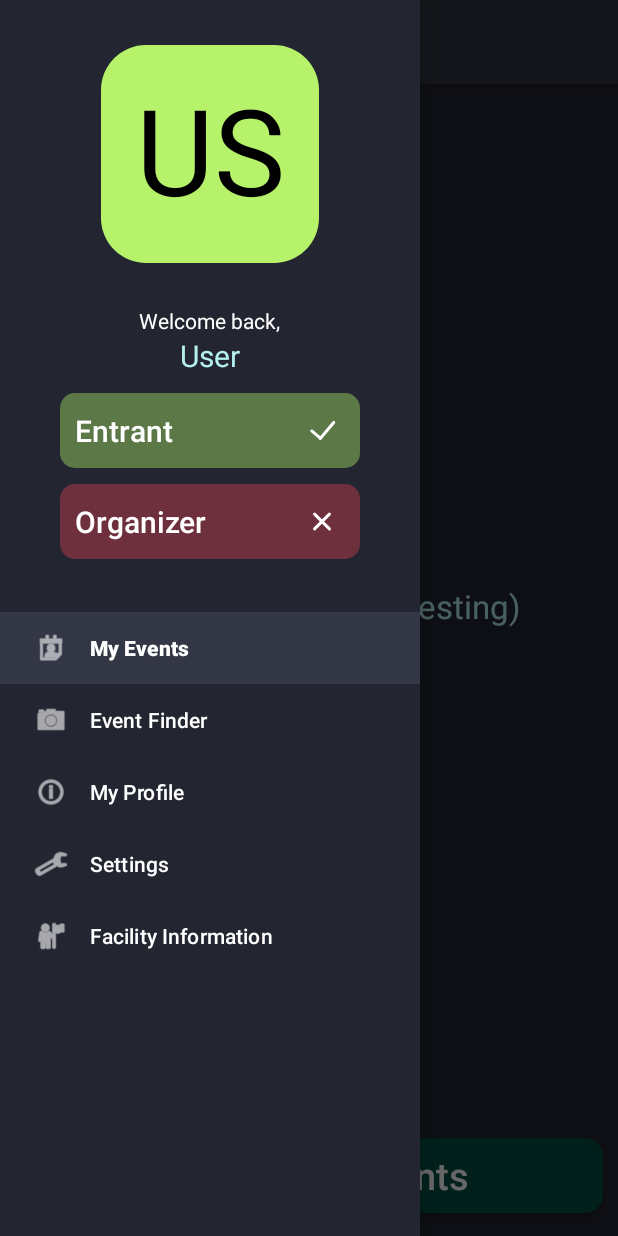
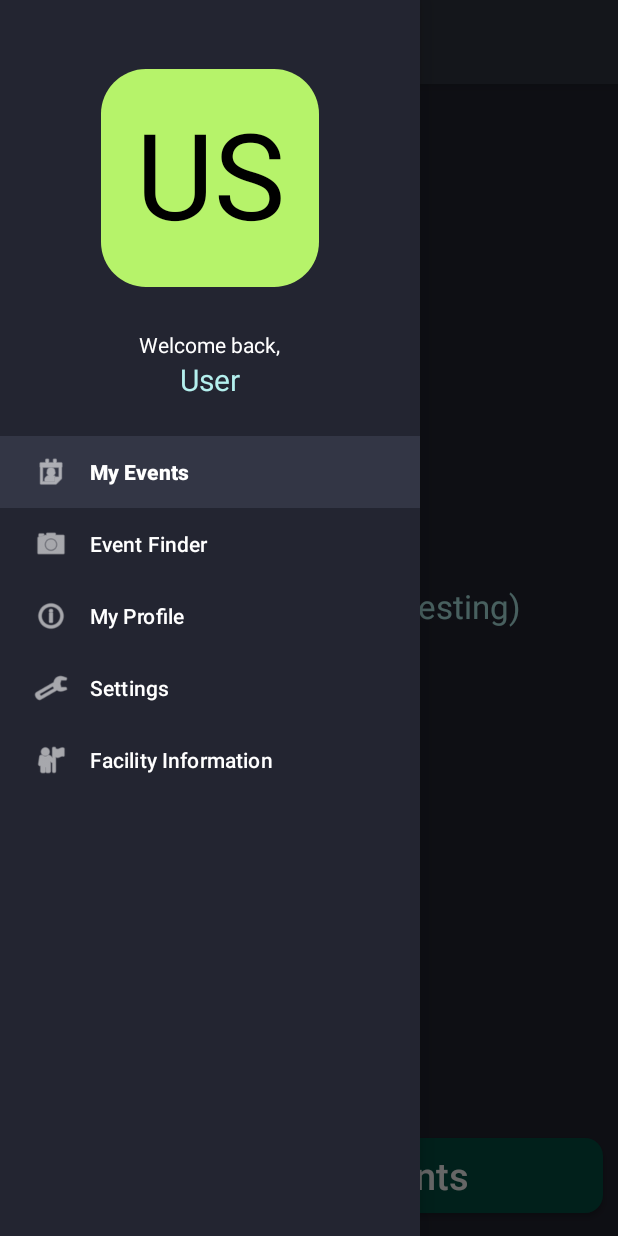
Before and after one commit to sevrynUA/Event-Lottery-App, an Android app: the MainActivity screen opened directly, with no data from a screen before it, with the side drawer open, on a phone screen of 412 x 824 dp. Run offline under Robolectric (Android 15) with nearby library versions, the phone set to English and light mode, and no system bars; our stand-ins replace Firebase (no records; nobody signed in at launch, a user with empty details on screens opened directly), navigation-ui.

Commit message:
fixed side menu UI

```diff
--- a/CelerySticks/app/src/main/res/layout/nav_header_main.xml
+++ b/CelerySticks/app/src/main/res/layout/nav_header_main.xml
@@ -3,9 +3,8 @@
     xmlns:app="http://schemas.android.com/apk/res-auto"
     xmlns:tools="http://schemas.android.com/tools"
     android:layout_width="match_parent"
-    android:layout_height="@dimen/nav_header_height"
+    android:layout_height="wrap_content"
     android:background="@color/primary"
-    android:gravity="bottom"
     android:orientation="vertical"
     android:paddingLeft="@dimen/activity_horizontal_margin"
     android:paddingTop="@dimen/activity_vertical_margin"
@@ -21,6 +20,7 @@
 
 
         <RelativeLayout
+            android:id="@+id/relativeLayout4"
             android:layout_width="145dp"
             android:layout_height="145dp"
             android:layout_alignTop="@+id/sidebar_icon_initials"
@@ -51,6 +51,24 @@
             app:layout_constraintEnd_toEndOf="parent"
             app:layout_constraintStart_toStartOf="parent"
             app:layout_constraintTop_toTopOf="parent" />
+
+        <com.google.android.material.card.MaterialCardView
+            android:id="@+id/image_rounder_nav_profile"
+            android:layout_width="145dp"
+            android:layout_height="145dp"
+            android:visibility="gone"
+            app:cardCornerRadius="20dp"
+            app:layout_constraintBottom_toBottomOf="@+id/relativeLayout4"
+            app:layout_constraintEnd_toEndOf="@+id/relativeLayout4"
+            app:layout_constraintStart_toStartOf="@+id/relativeLayout4"
+            app:layout_constraintTop_toTopOf="@+id/relativeLayout4">
+
+            <ImageView
+                android:id="@+id/nav_profile_image"
+                android:layout_width="match_parent"
+                android:layout_height="match_parent"
+                android:scaleType="centerCrop" />
+        </com.google.android.material.card.MaterialCardView>
 
     </androidx.constraintlayout.widget.ConstraintLayout>
 
@@ -106,94 +124,4 @@
     </LinearLayout>
 
 
-    <androidx.constraintlayout.widget.ConstraintLayout
-        android:layout_width="fill_parent"
-        android:layout_height="133dp"
-        android:layout_gravity="center">
-
-        <RelativeLayout
-            android:id="@+id/entrant_button_nav_header_background"
-            android:layout_width="200dp"
-            android:layout_height="50dp"
-            android:background="@drawable/login_user_type_button_selected"
-            app:layout_constraintBottom_toBottomOf="@+id/entrant_button_nav_header"
-            app:layout_constraintEnd_toEndOf="@+id/entrant_button_nav_header"
-            app:layout_constraintStart_toStartOf="@+id/entrant_button_nav_header"
-            app:layout_constraintTop_toTopOf="@+id/entrant_button_nav_header">
-        </RelativeLayout>
-
-
-        <RelativeLayout
-            android:id="@+id/entrant_button_nav_header_icon"
-            android:layout_width="50dp"
-            android:layout_height="50dp"
-            android:background="@drawable/checkmark"
-            app:layout_constraintBottom_toBottomOf="@+id/entrant_button_nav_header"
-            app:layout_constraintEnd_toEndOf="@+id/entrant_button_nav_header"
-            app:layout_constraintTop_toTopOf="@+id/entrant_button_nav_header">
-        </RelativeLayout>
-
-
-        <android.widget.Button
-            android:id="@+id/entrant_button_nav_header"
-            android:layout_width="200dp"
-            android:layout_height="50dp"
-            android:background="@android:color/transparent"
-            android:text="Entrant"
-            android:paddingLeft = "10dp"
-            android:textAlignment="textStart"
-            android:textAllCaps="false"
-            android:textSize="20dp"
-            app:layout_constraintBottom_toTopOf="@+id/organizer_button_nav_header"
-            app:layout_constraintEnd_toEndOf="parent"
-            app:layout_constraintStart_toStartOf="parent"
-            app:layout_constraintTop_toTopOf="parent">
-
-        </android.widget.Button>
-
-
-        <RelativeLayout
-            android:id="@+id/organizer_button_nav_header_background"
-            android:layout_width="200dp"
-            android:layout_height="50dp"
-            android:background="@drawable/login_user_type_button_unselected"
-            app:layout_constraintBottom_toBottomOf="@+id/organizer_button_nav_header"
-            app:layout_constraintEnd_toEndOf="@+id/organizer_button_nav_header"
-            app:layout_constraintStart_toStartOf="@+id/organizer_button_nav_header"
-            app:layout_constraintTop_toTopOf="@+id/organizer_button_nav_header">
-        </RelativeLayout>
-
-
-        <RelativeLayout
-            android:id="@+id/organizer_button_nav_header_icon"
-            android:layout_width="50dp"
-            android:layout_height="50dp"
-            android:background="@drawable/x_mark"
-            app:layout_constraintBottom_toBottomOf="@+id/organizer_button_nav_header_background"
-            app:layout_constraintEnd_toEndOf="@+id/organizer_button_nav_header_background"
-            app:layout_constraintTop_toTopOf="@+id/organizer_button_nav_header_background">
-        </RelativeLayout>
-
-
-        <android.widget.Button
-            android:id="@+id/organizer_button_nav_header"
-            android:layout_width="200dp"
-            android:layout_height="50dp"
-            android:background="@android:color/transparent"
-            android:text="Organizer"
-            android:paddingLeft = "10dp"
-            android:textAlignment="viewStart"
-            android:textAllCaps="false"
-            android:textSize="20dp"
-            app:layout_constraintBottom_toBottomOf="parent"
-            app:layout_constraintEnd_toEndOf="parent"
-            app:layout_constraintStart_toStartOf="parent"
-            app:layout_constraintTop_toBottomOf="@+id/entrant_button_nav_header">
-        </android.widget.Button>
-
-
-
-    </androidx.constraintlayout.widget.ConstraintLayout>
-
-
 </LinearLayout>
```
